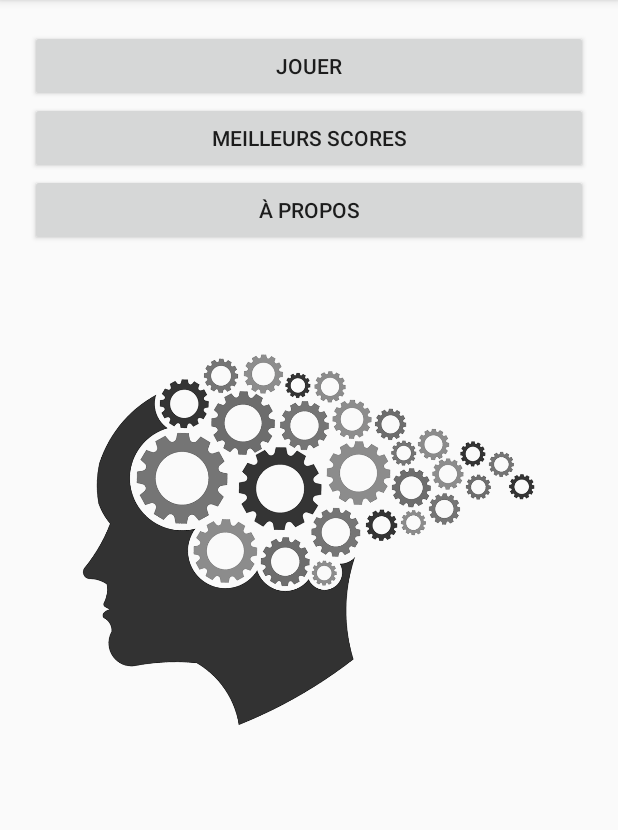
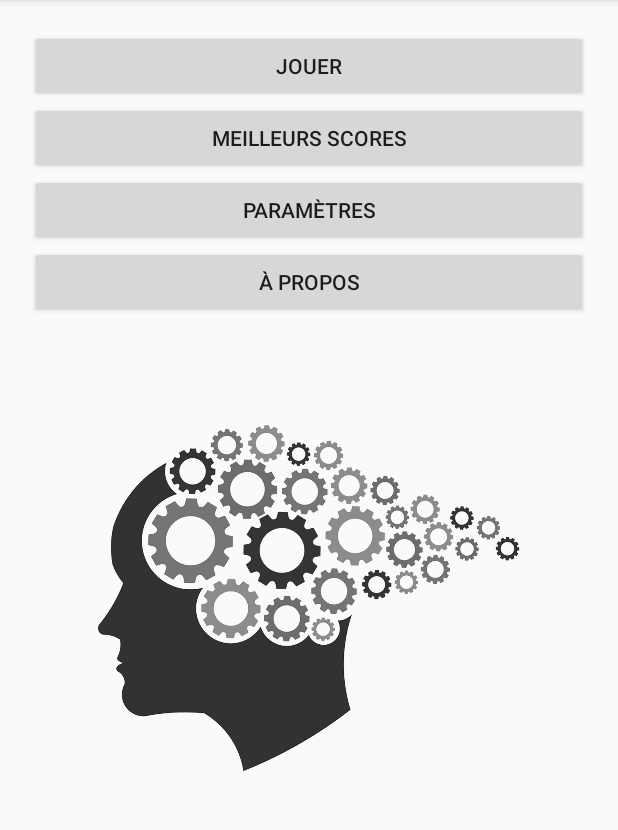
Before and after one commit to svandycke/AndroidMemory, an Android app: the screen it shows after launch (MainActivity), on a phone screen of 412 x 824 dp, the part 84-914 px from its top. Run offline under Robolectric (Android 15) with nearby library versions, the light colour scheme and no system bars.

Commit message:
MAJ main

```diff
--- a/app/src/main/res/layout/activity_main.xml
+++ b/app/src/main/res/layout/activity_main.xml
@@ -19,6 +19,12 @@
         android:text="Meilleurs scores" />
 
     <Button
+        android:id="@+id/parameters"
+        android:layout_width="fill_parent"
+        android:layout_height="wrap_content"
+        android:text="Paramètres" />
+
+    <Button
         android:id="@+id/about"
         android:layout_width="fill_parent"
         android:layout_height="wrap_content"
```
